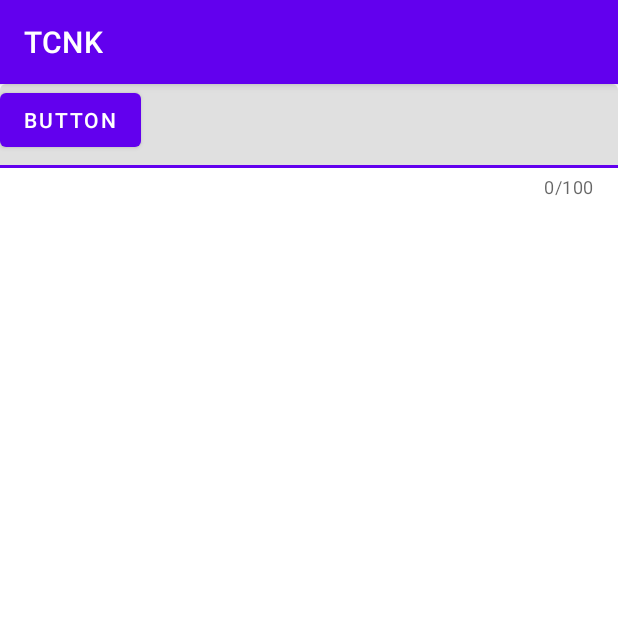
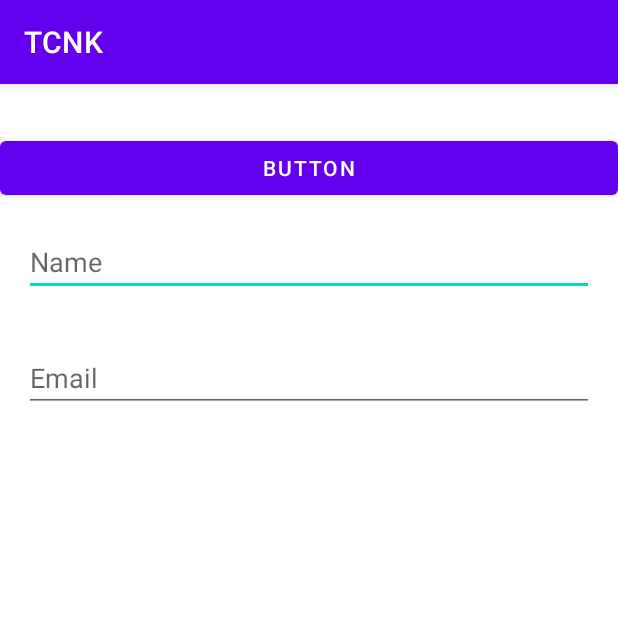
Before and after one commit to mineforest/YUN, an Android app: the screen it shows after launch (MainActivity), after a tap on "BUTTON", on a phone screen of 412 x 824 dp, the top half of it. Run offline under Robolectric (Android 15) with nearby library versions, the phone set to English and light mode, and no system bars; our stand-ins replace Firebase (no records; nobody signed in at launch, a user with empty details on screens opened directly).

Commit message:
21/04/11

```diff
--- a/TCNK/app/build.gradle
+++ b/TCNK/app/build.gradle
@@ -38,10 +38,12 @@ dependencies {
     implementation 'com.google.firebase:firebase-analytics'
     implementation 'com.google.firebase:firebase-database:19.7.0'
     implementation 'com.google.mlkit:barcode-scanning:16.1.1'
+
+    //바코드 스캐너
     //implementation 'com.google.firebase:firebase-ml-vision:24.0.3'
-    implementation 'com.google.firebase:firebase-ml-vision-barcode-model:16.0.1'
+    //implementation 'com.google.firebase:firebase-ml-vision-barcode-model:16.0.1'
 
-    testImplementation 'junit:junit:4.12'
+    testImplementation 'junit:junit:4.+'
     androidTestImplementation 'androidx.test.ext:junit:1.1.2'
     androidTestImplementation 'androidx.test.espresso:espresso-core:3.3.0'
 }
--- a/TCNK/app/src/main/AndroidManifest.xml
+++ b/TCNK/app/src/main/AndroidManifest.xml
@@ -2,6 +2,7 @@
 <manifest xmlns:android="http://schemas.android.com/apk/res/android"
     package="com.example.tcnk">
 
+    <!-- 인터넷 사용 권한-->
     <uses-permission android:name="android.permission.INTERNET" />
 
     <application
--- /dev/null
+++ b/TCNK/app/src/main/java/com/example/tcnk/LoginActivity.java
@@ -0,0 +1,5 @@
+package com.example.tcnk;
+
+public class LoginActivity {
+
+}
--- a/TCNK/app/src/main/java/com/example/tcnk/MainActivity.java
+++ b/TCNK/app/src/main/java/com/example/tcnk/MainActivity.java
@@ -1,40 +1,117 @@
 package com.example.tcnk;
 
+import androidx.annotation.NonNull;
 import androidx.appcompat.app.AppCompatActivity;
 import androidx.appcompat.widget.AppCompatEditText;
 
 import android.os.Bundle;
+import android.util.Log;
 import android.view.View;
+import android.widget.Button;
+import android.widget.EditText;
+import android.widget.Toast;
+
+import com.google.android.gms.tasks.OnFailureListener;
+import com.google.android.gms.tasks.OnSuccessListener;
 import com.google.android.material.textfield.TextInputEditText;
 import com.google.android.material.textfield.TextInputLayout;
+import com.google.firebase.database.DataSnapshot;
+import com.google.firebase.database.DatabaseError;
 import com.google.firebase.database.DatabaseReference;
 import com.google.firebase.database.FirebaseDatabase;
+import com.google.firebase.database.ValueEventListener;
 import com.google.firebase.storage.FirebaseStorage;
+import com.google.firebase.storage.StorageReference;
+
+import java.util.HashMap;
 
 public class MainActivity extends AppCompatActivity {
-    TextInputLayout TIL;
-    AppCompatEditText TIE;
+//    TextInputLayout TIL;
+//    AppCompatEditText TIE;
+
+    EditText et_user_name, et_user_email;
+    Button btn;
+    private DatabaseReference mDatabase;
 
     @Override
     protected void onCreate(Bundle savedInstanceState) {
         super.onCreate(savedInstanceState);
         setContentView(R.layout.activity_main);
-        TIL =(TextInputLayout) findViewById(R.id.TIL);
-        TIE = (AppCompatEditText) findViewById(R.id.TIE);
 
-        TIL.setCounterEnabled(true);
-        TIL.setCounterMaxLength(100);
+        et_user_name = findViewById(R.id.et_user_name);
+        et_user_email = findViewById(R.id.et_user_email);
+        btn = findViewById(R.id.btn);
 
+        mDatabase = FirebaseDatabase.getInstance().getReference();
+
+        readUser();
+
+        btn.setOnClickListener(new View.OnClickListener() {
+            @Override
+            public void onClick(View v) {
+                String getUserName = et_user_name.getText().toString();
+                String getUserEmail = et_user_email.getText().toString();
+
+                HashMap result = new HashMap<>();
+                result.put("name", getUserName);
+                result.put("email", getUserEmail);
+
+                writeNewUser("1", getUserName, getUserEmail);
+            }
+        });
+
+//        TIL =(TextInputLayout) findViewById(R.id.TIL);
+//        TIE = (AppCompatEditText) findViewById(R.id.TIE);
+//
+//        TIL.setCounterEnabled(true);
+//        TIL.setCounterMaxLength(100);
+
+        //storage
 //        FirebaseStorage storage = FirebaseStorage.getInstance();
 //        StorageReference storageRef = storage.getReference();
-//        StorageReference pathReference = storageRef.child("ima/다운로드.jpg");
+//        StorageReference pathReference = storageRef.child("gs://tcnk-e50ef.appspot.com/img/다운로드.jpg");
+
     }
 
-    public void click(View view){
-        String data = TIE.getText().toString();
-        FirebaseDatabase database = FirebaseDatabase.getInstance();
-        DatabaseReference myRef = database.getReference();
-        myRef.setValue(data);
+    private void writeNewUser(String userId, String name, String email){
+        User user = new User(name,email);
+
+        mDatabase.child("users").child(userId).setValue(user)
+                .addOnSuccessListener(new OnSuccessListener<Void>() {
+                    @Override
+                    public void onSuccess(Void aVoid) {
+                        Toast.makeText(MainActivity.this,
+                                "저장 완료", Toast.LENGTH_SHORT).show();
+                    }
+                })
+                .addOnFailureListener(new OnFailureListener() {
+                    @Override
+                    public void onFailure(@NonNull Exception e) {
+                        Toast.makeText(MainActivity.this,
+                                "저장 실패", Toast.LENGTH_SHORT).show();
+                    }
+                });
+
+    }
+
+    private void readUser(){
+        mDatabase.child("users").child("1").addValueEventListener(new ValueEventListener() {
+            @Override
+            public void onDataChange(@NonNull DataSnapshot snapshot) {
+                if(snapshot.getValue(User.class) != null){
+                    User post = snapshot.getValue(User.class);
+                    Log.w("FireBaseData", "getData"+ post.toString());
+                } else{
+                    Toast.makeText(MainActivity.this,
+                            "데이터없음",Toast.LENGTH_SHORT).show();
+                }
+            }
+
+            @Override
+            public void onCancelled(@NonNull DatabaseError error) {
+                Log.w("FireBaseData", "loadPost:OnCancelled",error.toException());
+            }
+        });
     }
 
 }
--- /dev/null
+++ b/TCNK/app/src/main/res/layout/activity_login.xml
@@ -0,0 +1,6 @@
+<?xml version="1.0" encoding="utf-8"?>
+<androidx.constraintlayout.widget.ConstraintLayout
+    xmlns:android="http://schemas.android.com/apk/res/android" android:layout_width="match_parent"
+    android:layout_height="match_parent">
+
+</androidx.constraintlayout.widget.ConstraintLayout>
--- a/TCNK/app/src/main/res/layout/activity_main.xml
+++ b/TCNK/app/src/main/res/layout/activity_main.xml
@@ -1,32 +1,49 @@
 <?xml version="1.0" encoding="utf-8"?>
-<androidx.constraintlayout.widget.ConstraintLayout xmlns:android="http://schemas.android.com/apk/res/android"
+<LinearLayout xmlns:android="http://schemas.android.com/apk/res/android"
     xmlns:app="http://schemas.android.com/apk/res-auto"
     xmlns:tools="http://schemas.android.com/tools"
     android:layout_width="match_parent"
     android:layout_height="match_parent"
+    android:orientation="vertical"
     tools:context=".MainActivity">
 
-    <com.google.android.material.textfield.TextInputLayout
-        android:id="@+id/TIL"
-        android:layout_width="match_parent"
-        android:layout_height="wrap_content"
-        tools:layout_editor_absoluteX="141dp"
-        tools:layout_editor_absoluteY="180dp">
+<!--    <com.google.android.material.textfield.TextInputLayout-->
+<!--        android:id="@+id/TIL"-->
+<!--        android:layout_width="match_parent"-->
+<!--        android:layout_height="wrap_content"-->
+<!--        tools:layout_editor_absoluteX="141dp"-->
+<!--        tools:layout_editor_absoluteY="180dp">-->
 
-        <com.google.android.material.textfield.TextInputEditText
-            android:id="@+id/TIE"
-            android:layout_width="match_parent"
-            android:layout_height="wrap_content"
-            android:hint="id 입력" />
-    </com.google.android.material.textfield.TextInputLayout>
+<!--        <com.google.android.material.textfield.TextInputEditText-->
+<!--            android:id="@+id/TIE"-->
+<!--            android:layout_width="match_parent"-->
+<!--            android:layout_height="wrap_content"-->
+<!--            android:hint="id 입력" />-->
+<!--    </com.google.android.material.textfield.TextInputLayout>-->
 
     <Button
         android:id="@+id/btn"
-        android:layout_width="wrap_content"
+        android:layout_width="match_parent"
         android:layout_height="wrap_content"
         android:text="Button"
-        android:onClick="click"
-        tools:layout_editor_absoluteX="150dp"
-        tools:layout_editor_absoluteY="410dp" />
+        android:layout_marginTop="32dp" />
 
-</androidx.constraintlayout.widget.ConstraintLayout>
+    <EditText
+        android:id="@+id/et_user_name"
+        android:layout_width="match_parent"
+        android:layout_height="wrap_content"
+        android:layout_margin="16dp"
+        android:hint="Name"
+        tools:layout_editor_absoluteX="16dp"
+        tools:layout_editor_absoluteY="148dp" />
+
+    <EditText
+        android:id="@+id/et_user_email"
+        android:layout_width="match_parent"
+        android:layout_height="wrap_content"
+        android:layout_margin="16dp"
+        android:hint="Email"
+        tools:layout_editor_absoluteX="39dp"
+        tools:layout_editor_absoluteY="243dp" />
+
+</LinearLayout>
--- /dev/null
+++ b/TCNK/app/src/main/res/layout/layout.xml
@@ -0,0 +1,6 @@
+<?xml version="1.0" encoding="utf-8"?>
+<LinearLayout xmlns:android="http://schemas.android.com/apk/res/android"
+    android:layout_width="match_parent"
+    android:layout_height="match_parent">
+
+</LinearLayout>
```
Also changed, not shown: TCNK/app/src/main/java/com/example/tcnk/User.java (added, +40 -0 lines).
